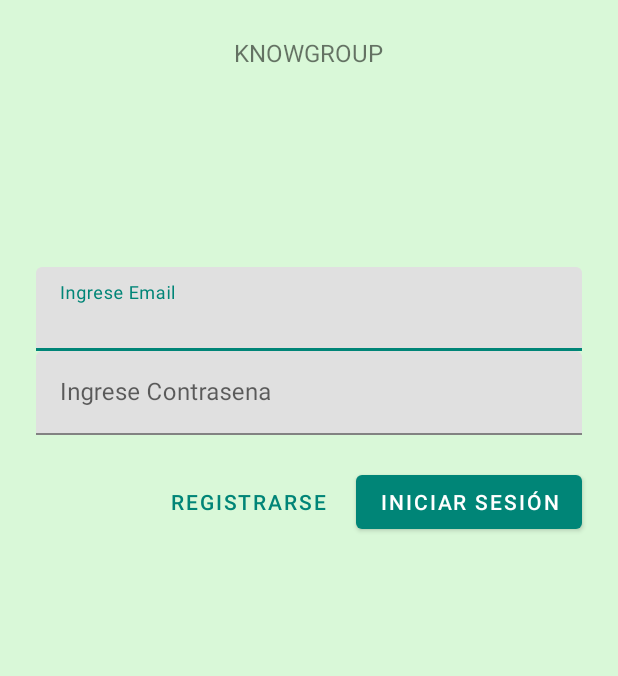
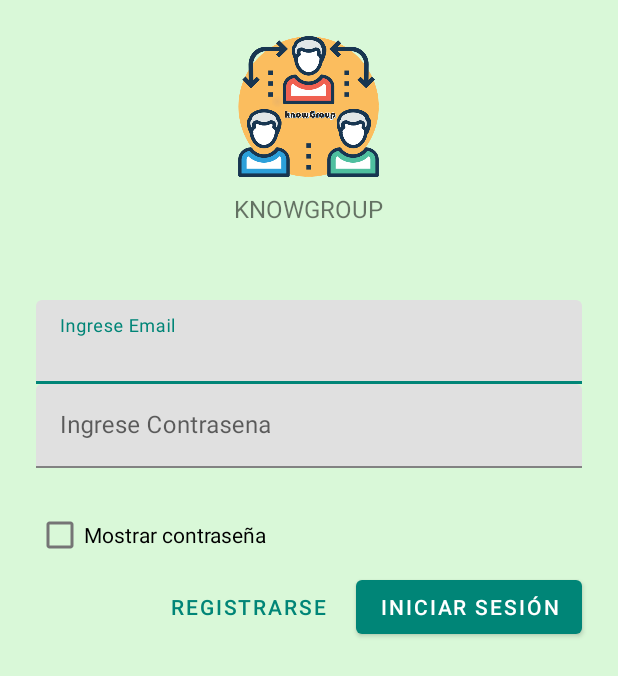
Before and after one commit to Rosi2/knowgroup, an Android app: the screen it shows after launch (MainActivity), on a phone screen of 412 x 824 dp. Shown: the top 676 px of the screen. Run offline under Robolectric (Android 15) with nearby library versions, the phone set to English and light mode, and no system bars; our stand-ins replace Firebase (no records; nobody signed in at launch, a user with empty details on screens opened directly).

Commit message:
Mostrar contraseña

```diff
--- a/app/src/main/java/com/example/hphp/knowgroup/MainActivity.java
+++ b/app/src/main/java/com/example/hphp/knowgroup/MainActivity.java
@@ -14,6 +14,12 @@ import android.support.design.button.MaterialButton;
 import android.support.design.widget.TextInputEditText;
 import android.support.design.widget.TextInputLayout;
 import android.os.Bundle;
+import android.text.method.HideReturnsTransformationMethod;
+import android.text.method.PasswordTransformationMethod;
+import android.widget.CheckBox;
+import android.widget.CompoundButton;
+import android.widget.CompoundButton.OnCheckedChangeListener;
+import android.widget.EditText;
 import android.text.TextUtils;
 import android.view.View;
 import android.widget.Button;
@@ -36,6 +42,9 @@ public class MainActivity extends AppCompatActivity implements View.OnClickListe
     private Button btnRegistrar, btnLogin;
     private ProgressDialog progressDialog;
     public static int contador=1;
+
+    EditText mEtPwd;
+    CheckBox mCbShowPwd;
 
 
     //Declaramos un objeto firebaseAuth
@@ -61,6 +70,25 @@ public class MainActivity extends AppCompatActivity implements View.OnClickListe
         //attaching listener to button
         btnRegistrar.setOnClickListener(this);
         btnLogin.setOnClickListener(this);
+
+        mEtPwd = (EditText) findViewById(R.id.contrasena);
+        mCbShowPwd = (CheckBox) findViewById(R.id.checkBox2);
+        // add onCheckedListener on checkbox
+        // when user clicks on this checkbox, this is the handler.
+        mCbShowPwd.setOnCheckedChangeListener(new OnCheckedChangeListener() {
+
+            public void onCheckedChanged(CompoundButton buttonView, boolean isChecked) {
+                // checkbox status is changed from uncheck to checked.
+                if (!isChecked) {
+                    // show password
+                    mEtPwd.setTransformationMethod(PasswordTransformationMethod.getInstance());
+                } else {
+                    // hide password
+                    mEtPwd.setTransformationMethod(HideReturnsTransformationMethod.getInstance());
+                }
+            }
+        });
+
     }
 
     private void registrarUsuario(){
--- a/app/src/main/res/layout/activity_lista_ramos.xml
+++ b/app/src/main/res/layout/activity_lista_ramos.xml
@@ -3,5 +3,6 @@
     android:layout_width="match_parent"
     android:layout_height="match_parent"
     android:padding="10dp"
-    android:textSize="16sp" >
+    android:textSize="16sp"
+    android:background="@mipmap/verde_foreground">
 </TextView>
--- a/app/src/main/res/layout/activity_main.xml
+++ b/app/src/main/res/layout/activity_main.xml
@@ -17,11 +17,20 @@
         android:padding="24dp"
         android:paddingTop="16dp">
 
+        <ImageView
+            android:layout_width="119dp"
+            android:layout_height="94dp"
+            android:layout_gravity="center_horizontal"
+            app:srcCompat="@drawable/logo"
+            tools:ignore="VectorDrawableCompat"
+
+            android:layout_marginBottom="10dp"/>
+
         <TextView
             android:layout_width="wrap_content"
             android:layout_height="wrap_content"
             android:layout_gravity="center_horizontal"
-            android:layout_marginBottom="132dp"
+            android:layout_marginBottom="50dp"
             android:text="@string/app_name"
             android:textAllCaps="true"
             android:textSize="16sp" />
@@ -47,12 +56,22 @@
             android:hint="@string/contrasena"
             app:errorEnabled="true">
 
+            <CheckBox
+                android:id="@+id/checkBox2"
+                android:layout_width="wrap_content"
+                android:layout_height="wrap_content"
+                android:layout_weight="1"
+                android:text="Mostrar contraseña" />
+
             <android.support.design.widget.TextInputEditText
                 android:id="@+id/contrasena"
                 android:layout_width="match_parent"
                 android:layout_height="wrap_content"
                 android:inputType="textPassword" />
         </android.support.design.widget.TextInputLayout>
+
+
+
         <RelativeLayout
             android:layout_width="match_parent"
             android:layout_height="wrap_content">
--- a/app/src/main/res/layout/activity_nuevo.xml
+++ b/app/src/main/res/layout/activity_nuevo.xml
@@ -4,6 +4,7 @@
     xmlns:tools="http://schemas.android.com/tools"
     android:layout_width="match_parent"
     android:layout_height="match_parent"
+    android:background="@mipmap/verde_foreground"
     tools:context=".nuevo">
 
 
--- a/app/src/main/res/layout/activity_panel.xml
+++ b/app/src/main/res/layout/activity_panel.xml
@@ -4,6 +4,7 @@
     xmlns:tools="http://schemas.android.com/tools"
     android:layout_width="match_parent"
     android:layout_height="match_parent"
+    android:background="@mipmap/verde_foreground"
     tools:context=".panel">
 
     <LinearLayout
--- a/app/src/main/res/layout/activity_wellcome.xml
+++ b/app/src/main/res/layout/activity_wellcome.xml
@@ -4,6 +4,7 @@ xmlns:app="http://schemas.android.com/apk/res-auto"
 xmlns:tools="http://schemas.android.com/tools"
 android:layout_width="match_parent"
 android:layout_height="match_parent"
+    android:background="@mipmap/verde_foreground"
 tools:context=".WellcomeActivity">
 
     <LinearLayout
```
Also changed, not shown: app/gradle/wrapper/gradle-wrapper.properties (added), 4 other files.
